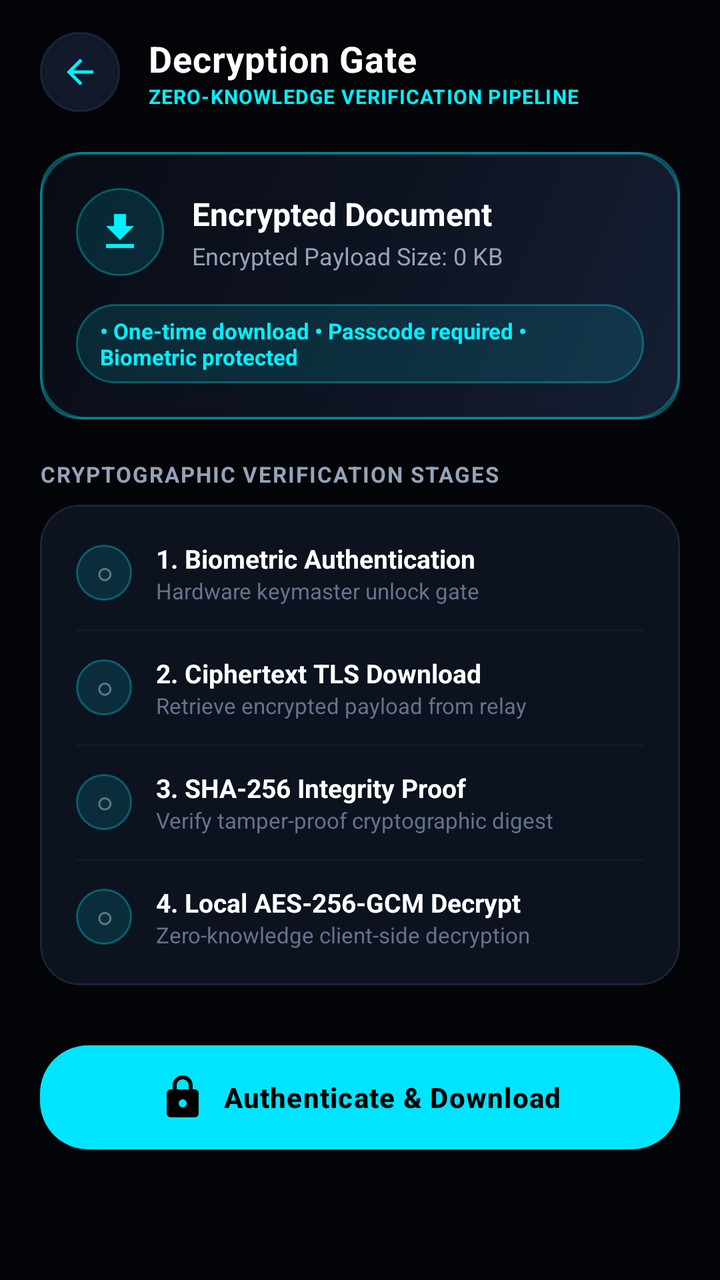
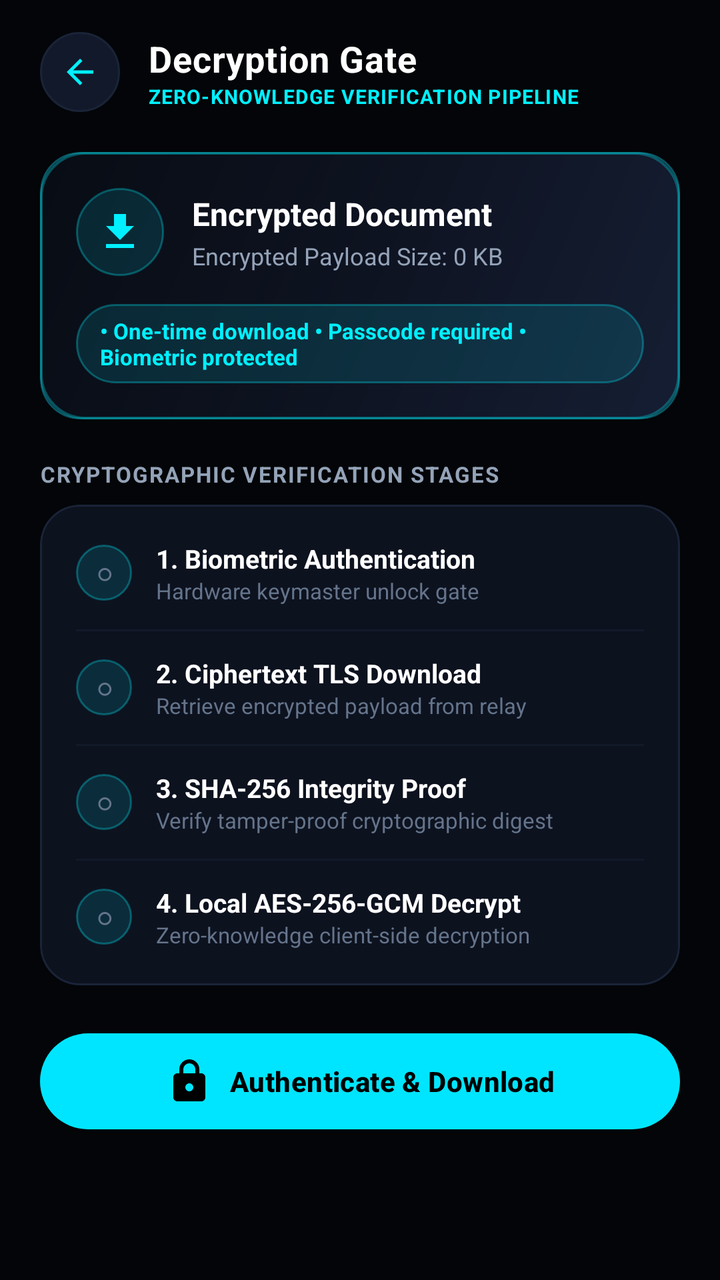

Before-and-after screenshots of an Android layout around one commit, followed by the original layout XML and the change that was made.
<!-- AndroidManifest.xml: application theme Theme.SecureDrop -->
<!-- res/layout/activity_download_verification.xml -->
<?xml version="1.0" encoding="utf-8"?>
<LinearLayout xmlns:android="http://schemas.android.com/apk/res/android"
    xmlns:app="http://schemas.android.com/apk/res-auto"
    android:layout_width="match_parent"
    android:layout_height="match_parent"
    android:background="@color/bg_dark"
    android:orientation="vertical">

    
    <LinearLayout
        android:layout_width="match_parent"
        android:layout_height="wrap_content"
        android:gravity="center_vertical"
        android:orientation="horizontal"
        android:paddingStart="20dp"
        android:paddingTop="16dp"
        android:paddingEnd="20dp"
        android:paddingBottom="12dp">

        <ImageView
            android:id="@+id/btnBack"
            android:layout_width="40dp"
            android:layout_height="40dp"
            android:background="@drawable/bg_circle_icon_button"
            android:contentDescription="Navigate Back"
            android:padding="10dp"
            android:src="@drawable/ic_arrow_back"
            app:tint="@color/brand_accent" />

        <LinearLayout
            android:layout_width="0dp"
            android:layout_height="wrap_content"
            android:layout_marginStart="14dp"
            android:layout_weight="1"
            android:orientation="vertical">

            <TextView
                android:layout_width="wrap_content"
                android:layout_height="wrap_content"
                android:letterSpacing="0.02"
                android:text="Decryption Gate"
                android:textColor="@color/text_primary"
                android:textSize="18sp"
                android:textStyle="bold" />

            <TextView
                android:layout_width="wrap_content"
                android:layout_height="wrap_content"
                android:letterSpacing="0.04"
                android:text="ZERO-KNOWLEDGE VERIFICATION PIPELINE"
                android:textColor="@color/brand_accent"
                android:textSize="10sp"
                android:textStyle="bold" />
        </LinearLayout>
    </LinearLayout>

    <ScrollView
        android:layout_width="match_parent"
        android:layout_height="0dp"
        android:layout_weight="1"
        android:fillViewport="true"
        android:overScrollMode="never">

        <LinearLayout
            android:layout_width="match_parent"
            android:layout_height="wrap_content"
            android:orientation="vertical"
            android:paddingStart="20dp"
            android:paddingTop="8dp"
            android:paddingEnd="20dp"
            android:paddingBottom="24dp">

            
            <com.google.android.material.card.MaterialCardView
                android:layout_width="match_parent"
                android:layout_height="wrap_content"
                app:cardBackgroundColor="@color/bg_surface_card"
                app:cardCornerRadius="20dp"
                app:cardElevation="0dp"
                app:strokeColor="@color/border_glow"
                app:strokeWidth="1dp">

                <LinearLayout
                    android:layout_width="match_parent"
                    android:layout_height="wrap_content"
                    android:background="@drawable/bg_hero_cyber_card"
                    android:orientation="vertical"
                    android:padding="18dp">

                    <LinearLayout
                        android:layout_width="match_parent"
                        android:layout_height="wrap_content"
                        android:gravity="center_vertical"
                        android:orientation="horizontal">

                        <ImageView
                            android:layout_width="44dp"
                            android:layout_height="44dp"
                            android:background="@drawable/bg_badge_blue"
                            android:padding="10dp"
                            android:src="@drawable/ic_download"
                            app:tint="@color/brand_accent" />

                        <LinearLayout
                            android:layout_width="0dp"
                            android:layout_height="wrap_content"
                            android:layout_marginStart="14dp"
                            android:layout_weight="1"
                            android:orientation="vertical">

                            <TextView
                                android:id="@+id/tvIncomingFileName"
                                android:layout_width="wrap_content"
                                android:layout_height="wrap_content"
                                android:ellipsize="middle"
                                android:singleLine="true"
                                android:text="Encrypted Document"
                                android:textColor="@color/text_primary"
                                android:textSize="16sp"
                                android:textStyle="bold" />

                            <TextView
                                android:id="@+id/tvIncomingFileSize"
                                android:layout_width="wrap_content"
                                android:layout_height="wrap_content"
                                android:layout_marginTop="2dp"
                                android:text="Encrypted Payload Size: 0 KB"
                                android:textColor="@color/text_secondary"
                                android:textSize="12sp" />
                        </LinearLayout>
                    </LinearLayout>

                    <TextView
                        android:id="@+id/tvIncomingSecurityPolicies"
                        android:layout_width="wrap_content"
                        android:layout_height="wrap_content"
                        android:layout_marginTop="14dp"
                        android:background="@drawable/bg_badge_blue"
                        android:paddingStart="12dp"
                        android:paddingTop="6dp"
                        android:paddingEnd="12dp"
                        android:paddingBottom="6dp"
                        android:text="• One-time download • Passcode required • Biometric protected"
                        android:textColor="@color/brand_accent"
                        android:textSize="11sp"
                        android:textStyle="bold" />
                </LinearLayout>
            </com.google.android.material.card.MaterialCardView>

            
            <LinearLayout
                android:id="@+id/layoutPasscodeSection"
                android:layout_width="match_parent"
                android:layout_height="wrap_content"
                android:layout_marginTop="16dp"
                android:background="@drawable/bg_card_cyber"
                android:orientation="vertical"
                android:padding="16dp"
                android:visibility="gone">

                <TextView
                    android:layout_width="wrap_content"
                    android:layout_height="wrap_content"
                    android:letterSpacing="0.04"
                    android:text="RECIPIENT PASSCODE REQUIRED"
                    android:textColor="@color/security_amber"
                    android:textSize="11sp"
                    android:textStyle="bold" />

                <EditText
                    android:id="@+id/etRecipientPasscode"
                    android:layout_width="match_parent"
                    android:layout_height="48dp"
                    android:layout_marginTop="10dp"
                    android:background="@drawable/bg_input_field"
                    android:hint="Enter sender passcode"
                    android:inputType="textPassword"
                    android:paddingStart="14dp"
                    android:paddingEnd="14dp"
                    android:textColor="@color/text_primary"
                    android:textColorHint="@color/text_hint"
                    android:textSize="13sp" />
            </LinearLayout>

            
            <LinearLayout
                android:id="@+id/layoutKeyEntrySection"
                android:layout_width="match_parent"
                android:layout_height="wrap_content"
                android:layout_marginTop="16dp"
                android:background="@drawable/bg_card_cyber"
                android:orientation="vertical"
                android:padding="16dp"
                android:visibility="gone">

                <TextView
                    android:layout_width="wrap_content"
                    android:layout_height="wrap_content"
                    android:letterSpacing="0.04"
                    android:text="AES-256 DECRYPTION KEY"
                    android:textColor="@color/brand_accent"
                    android:textSize="11sp"
                    android:textStyle="bold" />

                <EditText
                    android:id="@+id/etManualKey"
                    android:layout_width="match_parent"
                    android:layout_height="48dp"
                    android:layout_marginTop="10dp"
                    android:background="@drawable/bg_input_field"
                    android:fontFamily="monospace"
                    android:hint="Base64 AES key"
                    android:paddingStart="14dp"
                    android:paddingEnd="14dp"
                    android:textColor="@color/text_primary"
                    android:textColorHint="@color/text_hint"
                    android:textSize="12sp" />
            </LinearLayout>

            
            <TextView
                android:layout_width="wrap_content"
                android:layout_height="wrap_content"
                android:layout_marginTop="20dp"
                android:letterSpacing="0.06"
                android:text="CRYPTOGRAPHIC VERIFICATION STAGES"
                android:textColor="@color/text_secondary"
                android:textSize="11sp"
                android:textStyle="bold" />

            
            <com.google.android.material.card.MaterialCardView
                android:layout_width="match_parent"
                android:layout_height="wrap_content"
                android:layout_marginTop="8dp"
                app:cardBackgroundColor="@color/bg_surface_card"
                app:cardCornerRadius="20dp"
                app:cardElevation="0dp"
                app:strokeColor="@color/border_subtle"
                app:strokeWidth="1dp">

                <LinearLayout
                    android:layout_width="match_parent"
                    android:layout_height="wrap_content"
                    android:orientation="vertical"
                    android:padding="18dp">

                    
                    <LinearLayout
                        android:layout_width="match_parent"
                        android:layout_height="wrap_content"
                        android:gravity="center_vertical"
                        android:orientation="horizontal">

                        <TextView
                            android:id="@+id/tvStepBioStatus"
                            android:layout_width="28dp"
                            android:layout_height="28dp"
                            android:background="@drawable/bg_badge_blue"
                            android:gravity="center"
                            android:text="○"
                            android:textColor="@color/text_muted"
                            android:textSize="14sp"
                            android:textStyle="bold" />

                        <LinearLayout
                            android:layout_width="0dp"
                            android:layout_height="wrap_content"
                            android:layout_marginStart="12dp"
                            android:layout_weight="1"
                            android:orientation="vertical">

                            <TextView
                                android:layout_width="wrap_content"
                                android:layout_height="wrap_content"
                                android:text="1. Biometric Authentication"
                                android:textColor="@color/text_primary"
                                android:textSize="13sp"
                                android:textStyle="bold" />

                            <TextView
                                android:layout_width="wrap_content"
                                android:layout_height="wrap_content"
                                android:text="Hardware keymaster unlock gate"
                                android:textColor="@color/text_muted"
                                android:textSize="11sp" />
                        </LinearLayout>
                    </LinearLayout>

                    <View
                        android:layout_width="match_parent"
                        android:layout_height="1dp"
                        android:layout_marginTop="12dp"
                        android:layout_marginBottom="12dp"
                        android:background="@color/divider_line" />

                    
                    <LinearLayout
                        android:layout_width="match_parent"
                        android:layout_height="wrap_content"
                        android:gravity="center_vertical"
                        android:orientation="horizontal">

                        <TextView
                            android:id="@+id/tvStepDownloadStatus"
                            android:layout_width="28dp"
                            android:layout_height="28dp"
                            android:background="@drawable/bg_badge_blue"
                            android:gravity="center"
                            android:text="○"
                            android:textColor="@color/text_muted"
                            android:textSize="14sp"
                            android:textStyle="bold" />

                        <LinearLayout
                            android:layout_width="0dp"
                            android:layout_height="wrap_content"
                            android:layout_marginStart="12dp"
                            android:layout_weight="1"
                            android:orientation="vertical">

                            <TextView
                                android:layout_width="wrap_content"
                                android:layout_height="wrap_content"
                                android:text="2. Ciphertext TLS Download"
                                android:textColor="@color/text_primary"
                                android:textSize="13sp"
                                android:textStyle="bold" />

                            <TextView
                                android:layout_width="wrap_content"
                                android:layout_height="wrap_content"
                                android:text="Retrieve encrypted payload from relay"
                                android:textColor="@color/text_muted"
                                android:textSize="11sp" />
                        </LinearLayout>
                    </LinearLayout>

                    <View
                        android:layout_width="match_parent"
                        android:layout_height="1dp"
                        android:layout_marginTop="12dp"
                        android:layout_marginBottom="12dp"
                        android:background="@color/divider_line" />

                    
                    <LinearLayout
                        android:layout_width="match_parent"
                        android:layout_height="wrap_content"
                        android:gravity="center_vertical"
                        android:orientation="horizontal">

                        <TextView
                            android:id="@+id/tvStepIntegrityStatus"
                            android:layout_width="28dp"
                            android:layout_height="28dp"
                            android:background="@drawable/bg_badge_blue"
                            android:gravity="center"
                            android:text="○"
                            android:textColor="@color/text_muted"
                            android:textSize="14sp"
                            android:textStyle="bold" />

                        <LinearLayout
                            android:layout_width="0dp"
                            android:layout_height="wrap_content"
                            android:layout_marginStart="12dp"
                            android:layout_weight="1"
                            android:orientation="vertical">

                            <TextView
                                android:layout_width="wrap_content"
                                android:layout_height="wrap_content"
                                android:text="3. SHA-256 Integrity Proof"
                                android:textColor="@color/text_primary"
                                android:textSize="13sp"
                                android:textStyle="bold" />

                            <TextView
                                android:layout_width="wrap_content"
                                android:layout_height="wrap_content"
                                android:text="Verify tamper-proof cryptographic digest"
                                android:textColor="@color/text_muted"
                                android:textSize="11sp" />
                        </LinearLayout>
                    </LinearLayout>

                    <View
                        android:layout_width="match_parent"
                        android:layout_height="1dp"
                        android:layout_marginTop="12dp"
                        android:layout_marginBottom="12dp"
                        android:background="@color/divider_line" />

                    
                    <LinearLayout
                        android:layout_width="match_parent"
                        android:layout_height="wrap_content"
                        android:gravity="center_vertical"
                        android:orientation="horizontal">

                        <TextView
                            android:id="@+id/tvStepDecryptStatus"
                            android:layout_width="28dp"
                            android:layout_height="28dp"
                            android:background="@drawable/bg_badge_blue"
                            android:gravity="center"
                            android:text="○"
                            android:textColor="@color/text_muted"
                            android:textSize="14sp"
                            android:textStyle="bold" />

                        <LinearLayout
                            android:layout_width="0dp"
                            android:layout_height="wrap_content"
                            android:layout_marginStart="12dp"
                            android:layout_weight="1"
                            android:orientation="vertical">

                            <TextView
                                android:layout_width="wrap_content"
                                android:layout_height="wrap_content"
                                android:text="4. Local AES-256-GCM Decrypt"
                                android:textColor="@color/text_primary"
                                android:textSize="13sp"
                                android:textStyle="bold" />

                            <TextView
                                android:layout_width="wrap_content"
                                android:layout_height="wrap_content"
                                android:text="Zero-knowledge client-side decryption"
                                android:textColor="@color/text_muted"
                                android:textSize="11sp" />
                        </LinearLayout>
                    </LinearLayout>
                </LinearLayout>
            </com.google.android.material.card.MaterialCardView>

            
            <com.google.android.material.card.MaterialCardView
                android:id="@+id/cardDecryptedResult"
                android:layout_width="match_parent"
                android:layout_height="wrap_content"
                android:layout_marginTop="16dp"
                android:visibility="gone"
                app:cardBackgroundColor="@color/bg_surface_card"
                app:cardCornerRadius="20dp"
                app:cardElevation="0dp"
                app:strokeColor="@color/security_green"
                app:strokeWidth="1.5dp">

                <LinearLayout
                    android:layout_width="match_parent"
                    android:layout_height="wrap_content"
                    android:orientation="vertical"
                    android:padding="18dp">

                    <LinearLayout
                        android:layout_width="match_parent"
                        android:layout_height="wrap_content"
                        android:gravity="center_vertical"
                        android:orientation="horizontal">

                        <ImageView
                            android:layout_width="20dp"
                            android:layout_height="20dp"
                            android:src="@drawable/ic_check"
                            app:tint="@color/security_green" />

                        <TextView
                            android:layout_width="wrap_content"
                            android:layout_height="wrap_content"
                            android:layout_marginStart="8dp"
                            android:letterSpacing="0.04"
                            android:text="INTEGRITY VERIFIED &amp; DECRYPTED"
                            android:textColor="@color/security_green"
                            android:textSize="12sp"
                            android:textStyle="bold" />
                    </LinearLayout>

                    <TextView
                        android:id="@+id/tvDecryptedPreviewContent"
                        android:layout_width="match_parent"
                        android:layout_height="wrap_content"
                        android:layout_marginTop="12dp"
                        android:background="@drawable/bg_input_field"
                        android:fontFamily="monospace"
                        android:maxLines="6"
                        android:padding="12dp"
                        android:textColor="@color/text_primary"
                        android:textSize="12sp" />

                    <com.google.android.material.button.MaterialButton
                        android:id="@+id/btnExportDocument"
                        style="@style/SecureDropButton"
                        android:layout_width="match_parent"
                        android:layout_height="wrap_content"
                        android:layout_marginTop="14dp"
                        android:text="Save Decrypted Document"
                        app:cornerRadius="24dp"
                        app:icon="@drawable/ic_download"
                        app:iconGravity="textStart" />
                </LinearLayout>
            </com.google.android.material.card.MaterialCardView>

            
            <TextView
                android:id="@+id/tvVerificationError"
                android:layout_width="match_parent"
                android:layout_height="wrap_content"
                android:layout_marginTop="16dp"
                android:background="@drawable/bg_badge_red"
                android:padding="14dp"
                android:textColor="@color/security_red"
                android:textSize="13sp"
                android:visibility="gone" />

            <ProgressBar
                android:id="@+id/pbPipeline"
                android:layout_width="36dp"
                android:layout_height="36dp"
                android:layout_gravity="center_horizontal"
                android:layout_marginTop="16dp"
                android:indeterminateTint="@color/brand_accent"
                android:visibility="gone" />

            
            <com.google.android.material.button.MaterialButton
                android:id="@+id/btnStartDownloadPipeline"
                style="@style/SecureDropButton"
                android:layout_width="match_parent"
                android:layout_height="wrap_content"
                android:layout_marginTop="24dp"
                android:text="Authenticate &amp; Download"
                app:cornerRadius="24dp"
                app:icon="@drawable/ic_lock"
                app:iconGravity="textStart" />
        </LinearLayout>
    </ScrollView>
</LinearLayout>
<!-- resources referenced by this layout -->
<resources>
  <color name="bg_dark">#030508</color>
  <color name="bg_surface_card">#0D121F</color>
  <color name="border_glow">#4D00F0FF</color>
  <color name="border_subtle">#1A2438</color>
  <color name="brand_accent">#00F0FF</color>
  <color name="divider_line">#121929</color>
  <color name="security_amber">#FFB800</color>
  <color name="security_green">#00FF9D</color>
  <color name="security_red">#FF2A55</color>
  <color name="text_hint">#475569</color>
  <color name="text_muted">#64748B</color>
  <color name="text_primary">#FFFFFF</color>
  <color name="text_secondary">#94A3B8</color>
  <!-- drawable bg_badge_red (drawable) -->
  <?xml version="1.0" encoding="utf-8"?>
  <shape xmlns:android="http://schemas.android.com/apk/res/android"
      android:shape="rectangle">
      <solid android:color="@color/security_red_bg" />
      <corners android:radius="24dp" />
      <stroke
          android:width="1dp"
          android:color="@color/security_red" />
  </shape>
  <!-- drawable bg_input_field (drawable) -->
  <?xml version="1.0" encoding="utf-8"?>
  <shape xmlns:android="http://schemas.android.com/apk/res/android"
      android:shape="rectangle">
      <solid android:color="@color/bg_input" />
      <corners android:radius="14dp" />
      <stroke
          android:width="1dp"
          android:color="@color/border_subtle" />
  </shape>
  <style name="SecureDropButton" parent="Widget.MaterialComponents.Button">
          <item name="cornerRadius">24dp</item>
          <item name="android:textAllCaps">false</item>
          <item name="android:textStyle">bold</item>
          <item name="android:paddingTop">14dp</item>
          <item name="android:paddingBottom">14dp</item>
          <item name="backgroundTint">@color/brand_primary</item>
          <item name="android:textColor">@color/black</item>
          <item name="android:letterSpacing">0.03</item>
      </style>
  <style name="Theme.SecureDrop" parent="Theme.MaterialComponents.DayNight.NoActionBar">
          
          <item name="colorPrimary">@color/brand_primary</item>
          <item name="colorPrimaryVariant">@color/brand_primary_variant</item>
          <item name="colorOnPrimary">@color/black</item>
          
          <item name="colorSecondary">@color/brand_accent</item>
          <item name="colorSecondaryVariant">@color/brand_accent</item>
          <item name="colorOnSecondary">@color/black</item>
          
          <item name="android:statusBarColor">@color/bg_dark</item>
          <item name="android:navigationBarColor">@color/bg_dark</item>
          <item name="android:windowBackground">@color/bg_dark</item>
          <item name="android:windowLightStatusBar">false</item>
      </style>
  <color name="security_blue_bg">#2000E5FF</color>
  <color name="security_red_bg">#20FF2A55</color>
  <color name="brand_accent_glow">#4000F0FF</color>
  <color name="bg_surface_elevated">#12192A</color>
  <color name="bg_input">#06080F</color>
  <color name="brand_primary">#00E5FF</color>
  <color name="black">#000000</color>
  <color name="brand_primary_variant">#00B0FF</color>
  <!-- unchanged entries left out for length: 8 -->
</resources>

<!-- the commit's change to res/layout/activity_download_verification.xml (unified diff, before → after) -->
@@ -4,6 +4,7 @@
     android:layout_width="match_parent"
     android:layout_height="match_parent"
     android:background="@color/bg_dark"
+    android:fitsSystemWindows="true"
     android:orientation="vertical">
 
     
<!-- resource entries referenced after the edit -->
@@ -34,14 +34,26 @@
           android:color="@color/border_subtle" />
   </shape>
   <style name="SecureDropButton" parent="Widget.MaterialComponents.Button">
+          <item name="android:insetTop">0dp</item>
+          <item name="android:insetBottom">0dp</item>
+          <item name="android:insetLeft">0dp</item>
+          <item name="android:insetRight">0dp</item>
+          <item name="android:minHeight">48dp</item>
           <item name="cornerRadius">24dp</item>
           <item name="android:textAllCaps">false</item>
           <item name="android:textStyle">bold</item>
-          <item name="android:paddingTop">14dp</item>
-          <item name="android:paddingBottom">14dp</item>
+          <item name="android:paddingTop">12dp</item>
+          <item name="android:paddingBottom">12dp</item>
+          <item name="android:paddingStart">16dp</item>
+          <item name="android:paddingEnd">16dp</item>
           <item name="backgroundTint">@color/brand_primary</item>
           <item name="android:textColor">@color/black</item>
-          <item name="android:letterSpacing">0.03</item>
+          <item name="android:letterSpacing">0.01</item>
+          <item name="iconGravity">textStart</item>
+          <item name="iconPadding">8dp</item>
+          <item name="rippleColor">#33000000</item>
+          <item name="android:singleLine">true</item>
+          <item name="android:ellipsize">end</item>
       </style>
   <style name="Theme.SecureDrop" parent="Theme.MaterialComponents.DayNight.NoActionBar">
           
@@ -57,6 +69,7 @@
           <item name="android:navigationBarColor">@color/bg_dark</item>
           <item name="android:windowBackground">@color/bg_dark</item>
           <item name="android:windowLightStatusBar">false</item>
+          <item name="android:fitsSystemWindows">true</item>
       </style>
   <color name="security_blue_bg">#2000E5FF</color>
   <color name="security_red_bg">#20FF2A55</color>
